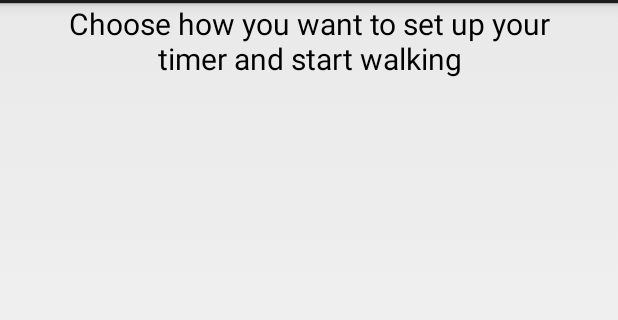
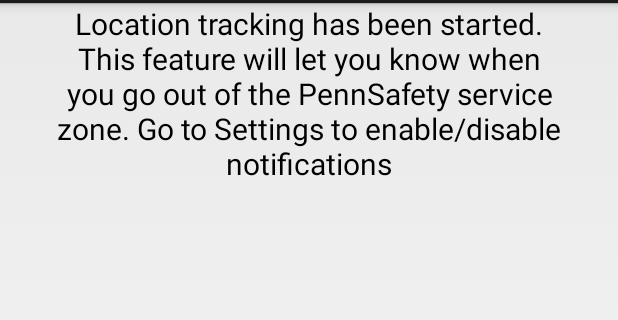
Before and after one commit to benabbon/PennSafety, an Android app: the fragment LocationTrackFragment shown on its own in the app's theme, on a phone screen of 412 x 824 dp, the part 69-389 px from its top. Run offline under Robolectric (Android 15) with nearby library versions, the phone set to English and light mode, and no system bars; 2 statements that could not run were skipped.

Commit message:
Changing message on the activity: Chaitali, Sruthi

```diff
--- a/app/src/main/res/layout/fragment_location_track.xml
+++ b/app/src/main/res/layout/fragment_location_track.xml
@@ -14,7 +14,7 @@
         android:layout_marginLeft="25dp"
         android:layout_marginRight="25dp"
         android:gravity="center_horizontal"
-        android:text="@string/walk_timer_main_text"
+        android:text="@string/location_track_main_text"
         android:textColor="#000000"
         android:textSize="20sp"
         />
--- a/app/src/main/res/values/strings.xml
+++ b/app/src/main/res/values/strings.xml
@@ -59,5 +59,6 @@
     <string name="title_activity_setup_contacts">SetupContacts</string>
     <string name="title_fragment_instruciton_video">Instruction Video</string>
     <string name="title_fragment_location_track">Location Track</string>
+    <string name="location_track_main_text">Location tracking has been started. This feature will let you know when you go out of the PennSafety service zone. Go to Settings to enable/disable notifications</string>
 
 </resources>
```
